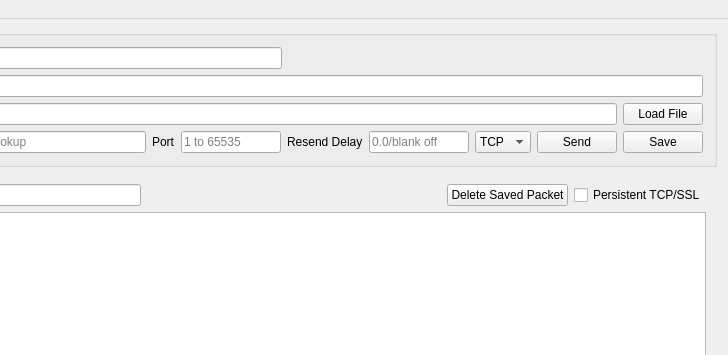
First picture: the form in src/mainwindow.ui, repository dannagle/PacketSender, before the edit; both pictures show x 181 to 909 and y 0 to 355 of the 909 by 690 pixel window.
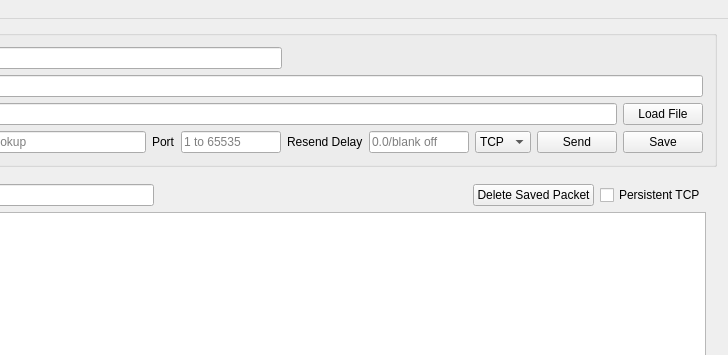
Second picture: the form after the edit. Icons and pictures are not drawn.

```diff
--- a/src/mainwindow.ui
+++ b/src/mainwindow.ui
@@ -284,7 +284,7 @@
           <item>
            <widget class="QCheckBox" name="persistentTCPCheck">
             <property name="text">
-             <string>Persistent TCP/SSL</string>
+             <string>Persistent TCP</string>
             </property>
            </widget>
           </item>
```
Left out of the diff: 2 changed lines with no effect on the pictures.
